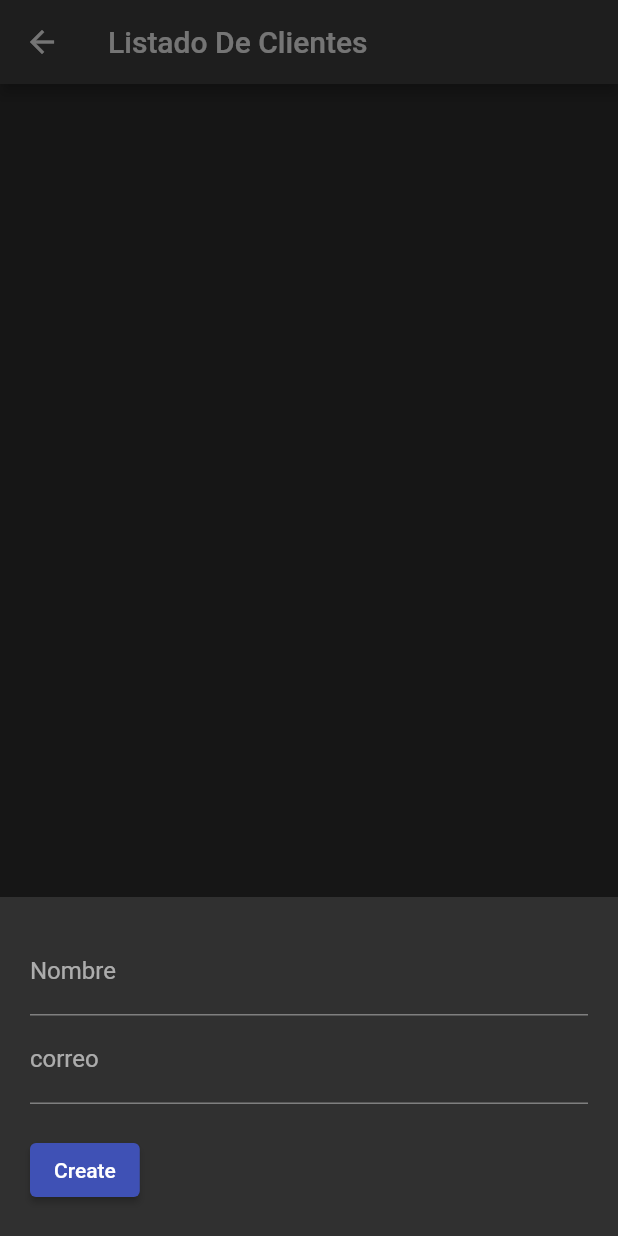
After one commit to sabrina010/FlutterApp, a Flutter app: the Clients screen opened directly, after a tap on the "add" icon, on a phone screen of 412 x 824 dp. The commit adds this screen. Run offline on Flutter 3.47's test engine with Material 2 defaults, Android fonts, the phone set to English and light mode, and no system bars; our stand-ins replace cloud_firestore, firebase_core; accounts and stored records are empty.

Commit message:
client crud create

```diff
--- a/lib/src/app.dart
+++ b/lib/src/app.dart
@@ -1,4 +1,5 @@
 import 'package:appejemplo/src/pages/business.dart';
+import 'package:appejemplo/src/pages/clients.dart';
 import 'package:appejemplo/src/pages/products.dart';
 import 'package:flutter/material.dart';
 
@@ -31,7 +32,7 @@ class _MyStatefulWidgetState extends State<MyStatefulWidget> {
   final screens = [
     const Business(),
     const Products(),
-    const Center(child: Text('Listado de categorias'))
+    const Clients()
   ];
 
   void _onItemTapped(int index) {
@@ -56,7 +57,7 @@ class _MyStatefulWidgetState extends State<MyStatefulWidget> {
           ),
           BottomNavigationBarItem(
             icon: Icon(Icons.category),
-            label: 'Category',
+            label: 'Clientes',
           ),
         ],
         selectedItemColor: Colors.amber[800],
--- /dev/null
+++ b/lib/src/pages/clients.dart
@@ -0,0 +1,144 @@
+import 'package:flutter/material.dart';
+import 'package:cloud_firestore/cloud_firestore.dart';
+import 'package:flutter/services.dart';
+
+class Clients extends StatefulWidget {
+  const Clients({Key? key}) : super(key: key);
+
+  @override
+  _ClientsState createState() => _ClientsState();
+}
+
+class _ClientsState extends State<Clients> {
+  final TextEditingController _nombreController = TextEditingController();
+  final TextEditingController _correoController = TextEditingController();
+
+  final CollectionReference _products =
+      FirebaseFirestore.instance.collection('Personas');
+
+  Future<void> _createOrUpdate([DocumentSnapshot? documentSnapshot]) async {
+    String action = 'create';
+    if (documentSnapshot != null) {
+      action = 'update';
+      _nombreController.text = documentSnapshot['nombre'];
+      _correoController.text = documentSnapshot['correo'].toString();
+    }
+
+    await showModalBottomSheet(
+        isScrollControlled: true,
+        context: context,
+        builder: (BuildContext ctx) {
+          return Padding(
+            padding: const EdgeInsets.all(20.0),
+            child: Column(
+              mainAxisSize: MainAxisSize.min,
+              crossAxisAlignment: CrossAxisAlignment.start,
+              children: [
+                TextField(
+                  controller: _nombreController,
+                  decoration: const InputDecoration(labelText: 'Nombre'),
+                ),
+                TextField(
+                  keyboardType:
+                      const TextInputType.numberWithOptions(decimal: true),
+                  controller: _correoController,
+                  decoration: const InputDecoration(
+                    labelText: 'correo',
+                  ),
+                ),
+                const SizedBox(
+                  height: 20,
+                ),
+                ElevatedButton(
+                  child: Text(action == 'create' ? 'Create' : 'Update'),
+                  onPressed: () async {
+                    final String? nombre = _nombreController.text;
+                    final double? correo =
+                        double.tryParse(_correoController.text);
+                    if (nombre != null && correo != null) {
+                      if (action == 'create') {
+                        await _products
+                            .add({"nombre": nombre, "correo": correo});
+                      }
+
+                      if (action == 'update') {
+                        await _products
+                            .doc(documentSnapshot!.id)
+                            .update({"nombre": nombre, "correo": correo});
+                      }
+
+                      _nombreController.text = '';
+                      _correoController.text = '';
+
+                      Navigator.of(context).pop();
+                    }
+                  },
+                )
+              ],
+            ),
+          );
+        });
+  }
+
+  Future<void> _deleteProduct(String productId) async {
+    await _products.doc(productId).delete();
+
+    ScaffoldMessenger.of(context)
+        .showSnackBar(const SnackBar(content: Text('Clientes eliminado')));
+  }
+
+  @override
+  Widget build(BuildContext context) {
+    return Scaffold(
+      appBar: AppBar(
+        title: const Text('Listado De Clientes'),
+      ),
+      body: StreamBuilder(
+        stream: _products.snapshots(),
+        builder: (context, AsyncSnapshot<QuerySnapshot> streamSnapshot) {
+          if (streamSnapshot.hasData) {
+            return ListView.builder(
+              itemCount: streamSnapshot.data!.docs.length,
+              itemBuilder: (context, index) {
+                final DocumentSnapshot documentSnapshot =
+                    streamSnapshot.data!.docs[index];
+                return Card(
+                  margin: const EdgeInsets.all(10),
+                  child: ListTile(
+                    title: Text(documentSnapshot['nombre']),
+                    subtitle: Text(documentSnapshot['correo'].toString()),
+                    trailing: SizedBox(
+                      width: 100,
+                      child: Row(
+                        children: [
+                          IconButton(
+                              icon: const Icon(Icons.edit),
+                              onPressed: () =>
+                                  _createOrUpdate(documentSnapshot)),
+                          IconButton(
+                              icon: const Icon(Icons.delete),
+                              onPressed: () =>
+                                  _deleteProduct(documentSnapshot.id)),
+                        ],
+                      ),
+                    ),
+                  ),
+                );
+              },
+            );
+
+
+          }
+
+          return const Center(
+            child: CircularProgressIndicator(),
+          );
+        },
+      ),
+      floatingActionButton: FloatingActionButton(
+        onPressed: () => _createOrUpdate(),
+        child: const Icon(Icons.add),
+      ),
+    );
+  }
+}
```
